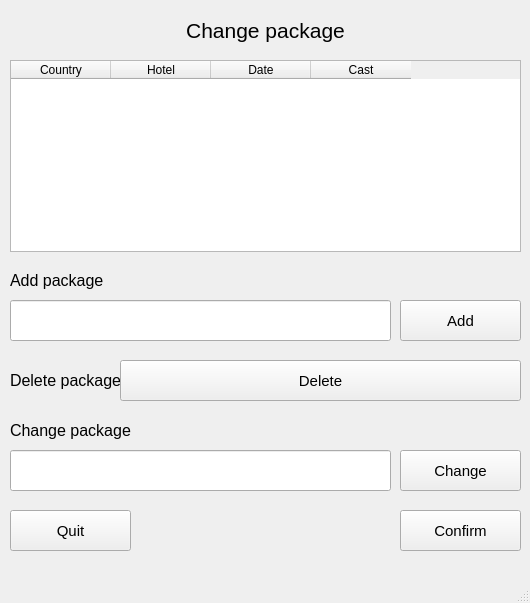
Before: the Qt Designer form mdkpv2/change_packages.ui in Korobkov124/MDKP, drawn with Qt 5.
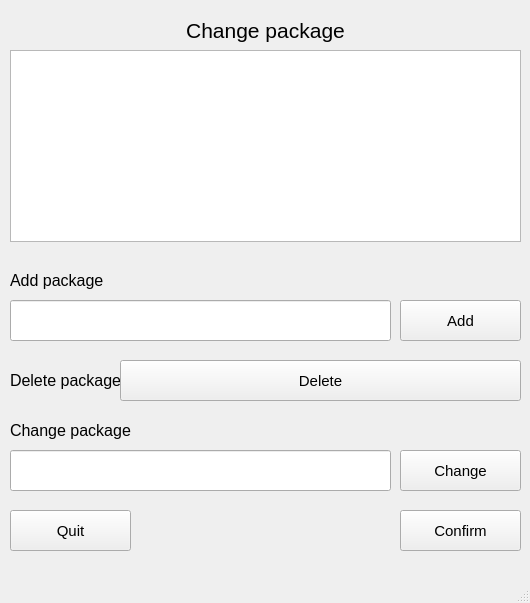
After: the same form once the commit is applied.

What changed in the file:
```diff
--- a/mdkpv2/change_packages.ui
+++ b/mdkpv2/change_packages.ui
@@ -27,36 +27,6 @@
      <string>&lt;html&gt;&lt;head/&gt;&lt;body&gt;&lt;p align=&quot;center&quot;&gt;&lt;span style=&quot; font-size:16pt;&quot;&gt;Change package&lt;/span&gt;&lt;/p&gt;&lt;/body&gt;&lt;/html&gt;</string>
     </property>
    </widget>
-   <widget class="QTableWidget" name="tableWidget">
-    <property name="geometry">
-     <rect>
-      <x>10</x>
-      <y>60</y>
-      <width>511</width>
-      <height>192</height>
-     </rect>
-    </property>
-    <column>
-     <property name="text">
-      <string>Country</string>
-     </property>
-    </column>
-    <column>
-     <property name="text">
-      <string>Hotel</string>
-     </property>
-    </column>
-    <column>
-     <property name="text">
-      <string>Date</string>
-     </property>
-    </column>
-    <column>
-     <property name="text">
-      <string>Cast</string>
-     </property>
-    </column>
-   </widget>
    <widget class="QPushButton" name="Autorisation_button_5">
     <property name="geometry">
      <rect>
@@ -211,6 +181,16 @@
      <string>&lt;html&gt;&lt;head/&gt;&lt;body&gt;&lt;p&gt;&lt;span style=&quot; font-size:12pt;&quot;&gt;Add package&lt;/span&gt;&lt;/p&gt;&lt;/body&gt;&lt;/html&gt;</string>
     </property>
    </widget>
+   <widget class="QTableView" name="tableView">
+    <property name="geometry">
+     <rect>
+      <x>10</x>
+      <y>50</y>
+      <width>511</width>
+      <height>192</height>
+     </rect>
+    </property>
+   </widget>
   </widget>
   <widget class="QMenuBar" name="menubar">
    <property name="geometry">
```
